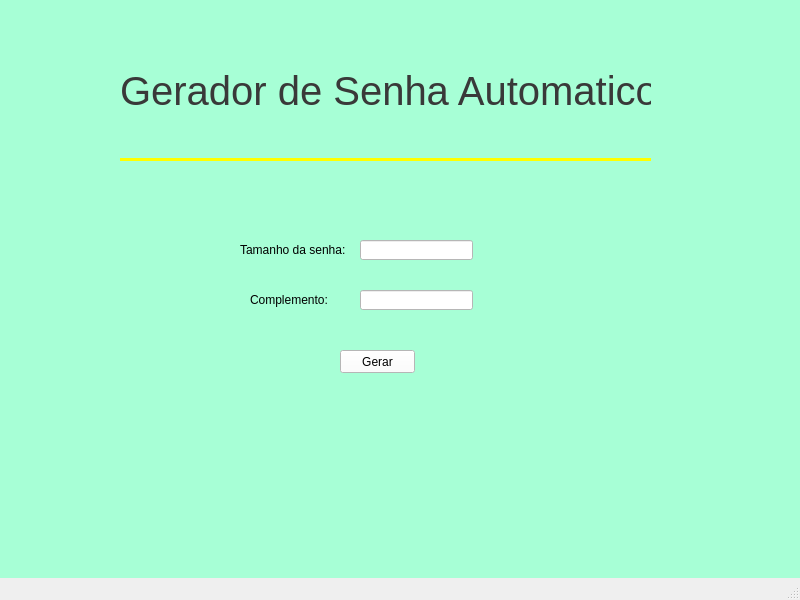
Old version of the form tela_1.ui in the repository Murilo-Nep0muceno/Gerador_de_senha.
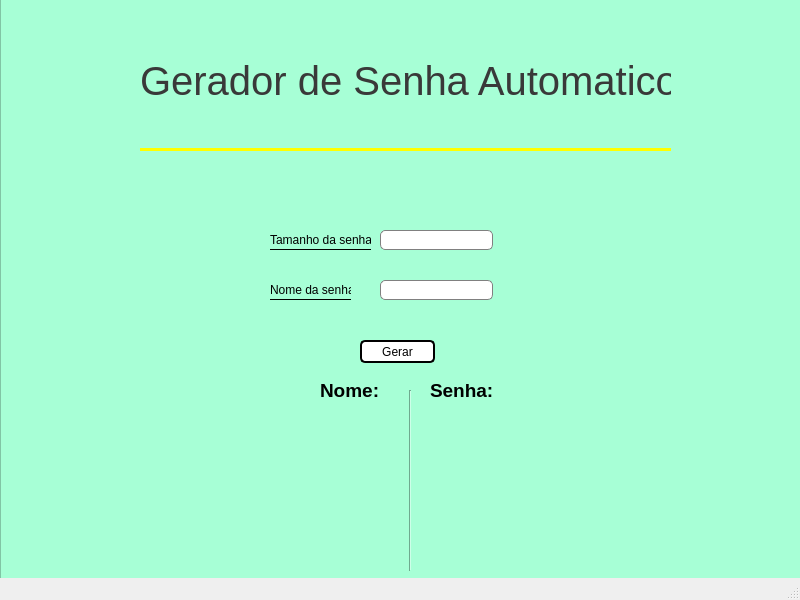
New version of the form.

```diff
--- a/tela_1.ui
+++ b/tela_1.ui
@@ -17,12 +17,18 @@
    <widget class="QFrame" name="frame">
     <property name="geometry">
      <rect>
-      <x>-20</x>
-      <y>-30</y>
+      <x>0</x>
+      <y>-40</y>
       <width>821</width>
       <height>621</height>
      </rect>
     </property>
+    <property name="font">
+     <font>
+      <underline>false</underline>
+      <strikeout>false</strikeout>
+     </font>
+    </property>
     <property name="styleSheet">
      <string notr="true">background-color: rgb(167, 255, 214);
 </string>
@@ -65,7 +71,9 @@
       </rect>
      </property>
      <property name="styleSheet">
-      <string notr="true">background-color: rgb(255, 255, 255);</string>
+      <string notr="true">background-color: rgb(255, 255, 255);
+border-radius:5px;
+border:1px solid grey;</string>
      </property>
     </widget>
     <widget class="QLineEdit" name="lineEdit_2">
@@ -78,18 +86,26 @@
       </rect>
      </property>
      <property name="styleSheet">
-      <string notr="true">background-color: rgb(255, 255, 255);</string>
+      <string notr="true">background-color: rgb(255, 255, 255);
+border-radius:5px;
+border:1px solid grey;</string>
+     </property>
+     <property name="text">
+      <string/>
      </property>
     </widget>
     <widget class="QLabel" name="label_2">
      <property name="geometry">
       <rect>
-       <x>260</x>
+       <x>270</x>
        <y>270</y>
-       <width>111</width>
+       <width>101</width>
        <height>20</height>
       </rect>
      </property>
+     <property name="styleSheet">
+      <string notr="true">border-bottom: 1px solid black;</string>
+     </property>
      <property name="text">
       <string>Tamanho da senha: </string>
      </property>
@@ -99,12 +115,15 @@
       <rect>
        <x>270</x>
        <y>320</y>
-       <width>101</width>
+       <width>81</width>
        <height>20</height>
       </rect>
      </property>
+     <property name="styleSheet">
+      <string notr="true">border-bottom: 1px solid black;</string>
+     </property>
      <property name="text">
-      <string>Complemento:</string>
+      <string>Nome da senha:</string>
      </property>
     </widget>
     <widget class="QPushButton" name="pushButton">
@@ -117,12 +136,107 @@
       </rect>
      </property>
      <property name="styleSheet">
-      <string notr="true">background-color: rgb(255, 255, 255);</string>
+      <string notr="true">background-color: rgb(255, 255, 255);
+border-radius:5px;
+border:2px solid black;</string>
      </property>
      <property name="text">
       <string>Gerar</string>
      </property>
     </widget>
+    <widget class="QLabel" name="label_5">
+     <property name="geometry">
+      <rect>
+       <x>430</x>
+       <y>470</y>
+       <width>331</width>
+       <height>21</height>
+      </rect>
+     </property>
+     <property name="font">
+      <font>
+       <pointsize>15</pointsize>
+       <weight>75</weight>
+       <bold>true</bold>
+      </font>
+     </property>
+     <property name="text">
+      <string/>
+     </property>
+    </widget>
+    <widget class="QLabel" name="label_4">
+     <property name="geometry">
+      <rect>
+       <x>310</x>
+       <y>450</y>
+       <width>81</width>
+       <height>61</height>
+      </rect>
+     </property>
+     <property name="font">
+      <font>
+       <pointsize>14</pointsize>
+       <weight>75</weight>
+       <bold>true</bold>
+      </font>
+     </property>
+     <property name="text">
+      <string/>
+     </property>
+    </widget>
+    <widget class="QLabel" name="label_6">
+     <property name="geometry">
+      <rect>
+       <x>320</x>
+       <y>420</y>
+       <width>71</width>
+       <height>21</height>
+      </rect>
+     </property>
+     <property name="font">
+      <font>
+       <pointsize>14</pointsize>
+       <weight>75</weight>
+       <bold>true</bold>
+      </font>
+     </property>
+     <property name="text">
+      <string>Nome:</string>
+     </property>
+    </widget>
+    <widget class="QLabel" name="label_7">
+     <property name="geometry">
+      <rect>
+       <x>430</x>
+       <y>420</y>
+       <width>71</width>
+       <height>21</height>
+      </rect>
+     </property>
+     <property name="font">
+      <font>
+       <pointsize>14</pointsize>
+       <weight>75</weight>
+       <bold>true</bold>
+      </font>
+     </property>
+     <property name="text">
+      <string>Senha:</string>
+     </property>
+    </widget>
+    <widget class="Line" name="line">
+     <property name="geometry">
+      <rect>
+       <x>400</x>
+       <y>430</y>
+       <width>20</width>
+       <height>181</height>
+      </rect>
+     </property>
+     <property name="orientation">
+      <enum>Qt::Vertical</enum>
+     </property>
+    </widget>
    </widget>
   </widget>
   <widget class="QMenuBar" name="menubar">
```
